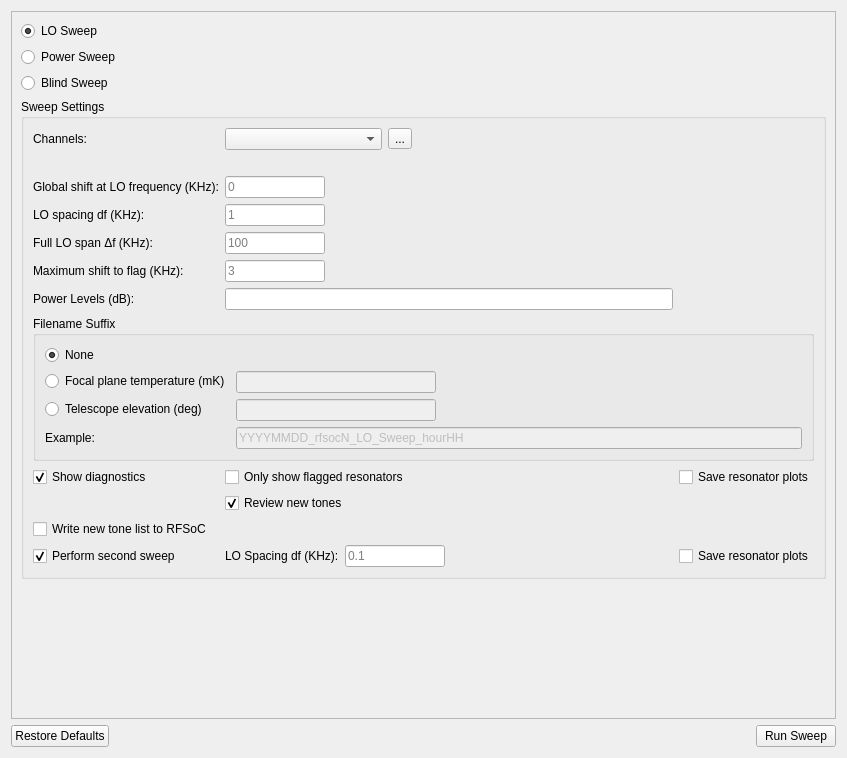
Old version of the form ui_resources/loconfig.ui in the repository Tyronitar/rfsoc-interface.
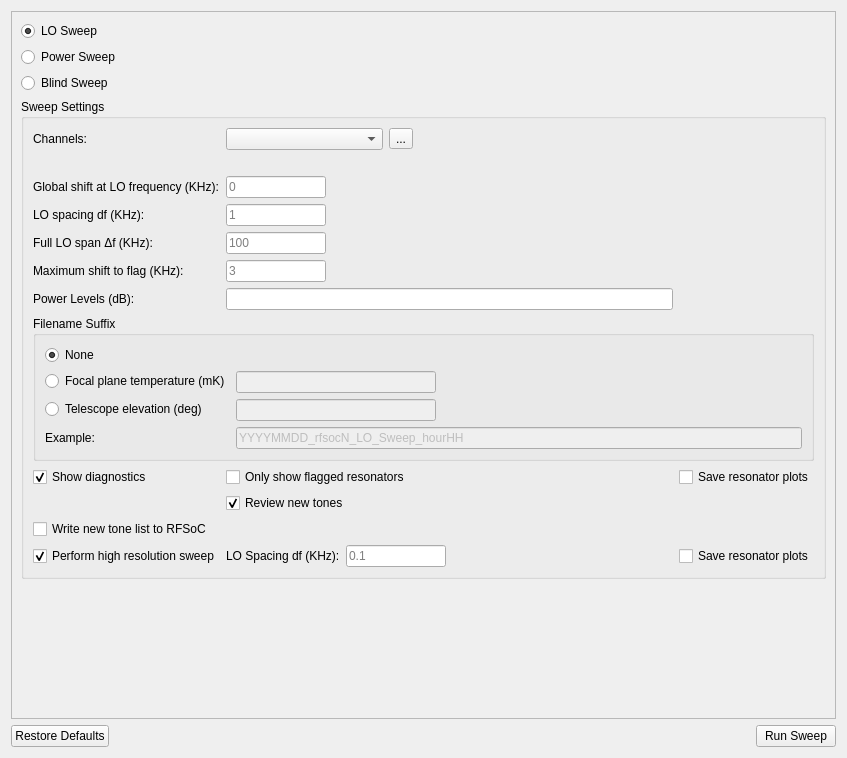
New version of the form. Icons and pictures are not drawn. Custom widgets are drawn as their Qt base class.

Commit message: Rename Second Sweep to High Resolution Sweep

```diff
--- a/ui_resources/loconfig.ui
+++ b/ui_resources/loconfig.ui
@@ -25,7 +25,7 @@
         <x>0</x>
         <y>0</y>
         <width>827</width>
-        <height>705</height>
+        <height>708</height>
        </rect>
       </property>
       <layout class="QVBoxLayout" name="verticalLayout_3">
@@ -279,7 +279,7 @@
              <string>Run a second LO sweep</string>
             </property>
             <property name="text">
-             <string>Perform second sweep</string>
+             <string>Perform high resolution sweep</string>
             </property>
             <property name="checked">
              <bool>true</bool>
```
Left out of the diff: 16 changed lines with no effect on the pictures. The commit also changes 2 other files.
